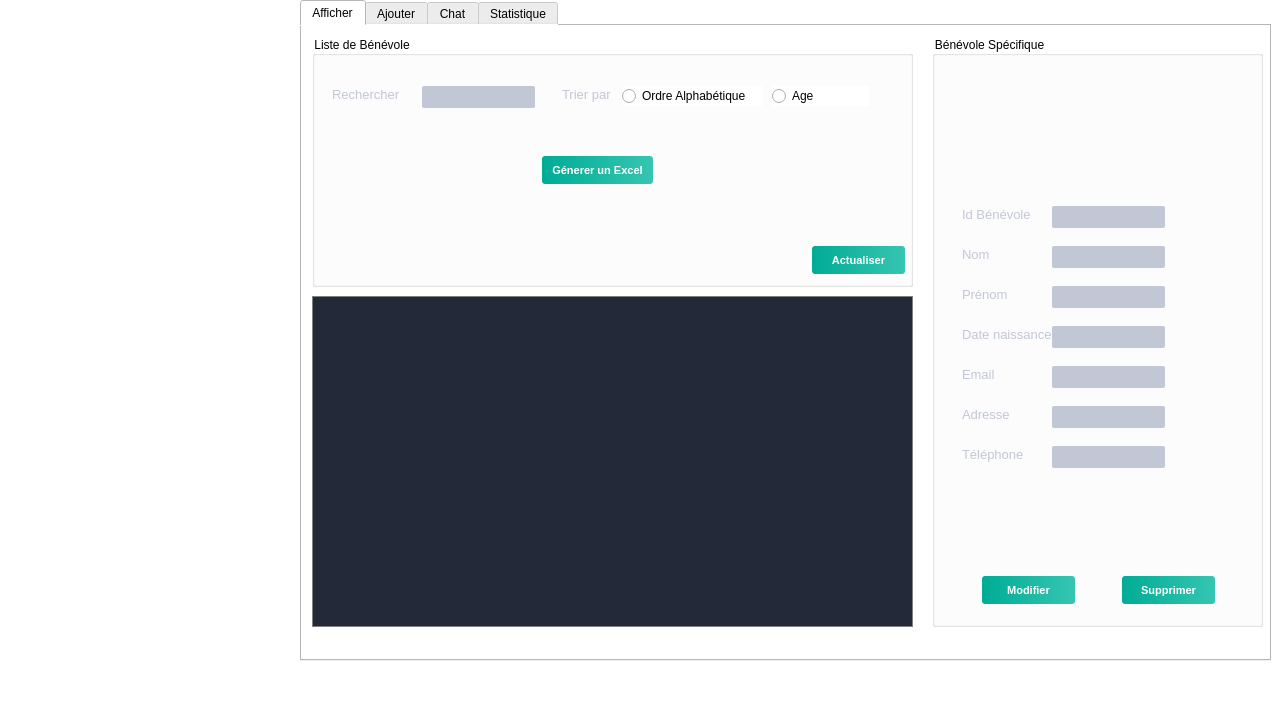
Before: the Qt Designer form mainwindow.ui in AlaBelgacem/SmartAid-2A1, drawn with Qt 5.
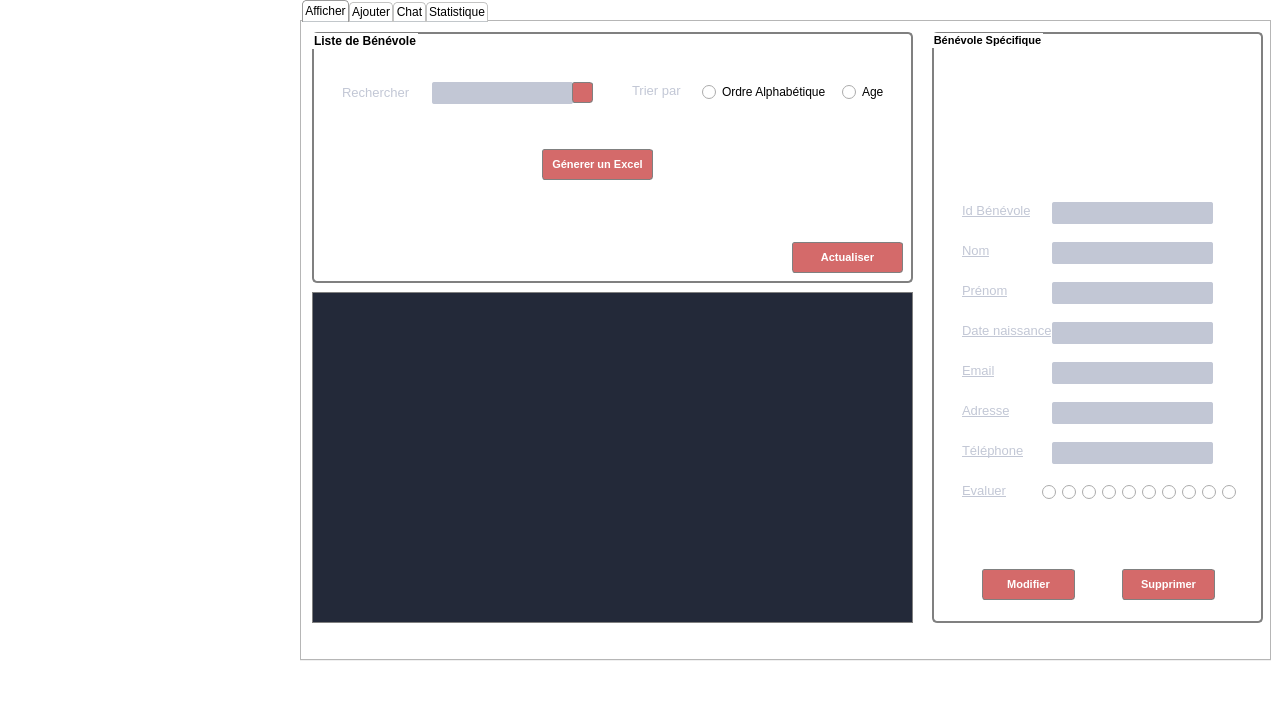
After: the same form once the commit is applied. The open tabs and pages were chosen to show the change. Icons and pictures are not drawn.

```diff
--- a/mainwindow.ui
+++ b/mainwindow.ui
@@ -656,6 +656,42 @@
         <height>661</height>
        </rect>
       </property>
+      <property name="styleSheet">
+       <string notr="true">
+ 
+ QTabWidget::tab-bar {
+     left: 2px; /* move to the right by 5px */
+ }
+ 
+ /* Style the tab using the tab sub-control. Note that
+     it reads QTabBar _not_ QTabWidget */
+ QTabBar::tab {
+     background: qlineargradient(x1: 0, y1: 0, x2: 0, y2: 1,
+                                 stop: 0 #E1E1E1, stop: 0.4 #DDDDDD,
+                                 stop: 0.5 #D8D8D8, stop: 1.0 #D3D3D3);
+     border: 0.5px solid #C4C4C3;
+  border-bottom-color: #C2C7CB; /* same as the pane color */
+     border-top-left-radius: 4px;
+     border-top-right-radius: 4px;
+     min-width: 8ex;
+     padding: 2px;
+ }
+ 
+ QTabBar::tab:selected, QTabBar::tab:hover {
+     background: qlineargradient(x1: 0, y1: 0, x2: 0, y2: 1,
+                                 stop: 0 #fafafa, stop: 0.4 #f4f4f4,
+                                 stop: 0.5 #e7e7e7, stop: 1.0 #fafafa);
+ }
+ 
+ QTabBar::tab:selected {
+     border-color: #9B9B9B;
+     border-bottom-color: #C2C7CB; /* same as pane color */
+ }
+ 
+ QTabBar::tab:!selected {
+     margin-top: 2px; /* make non-selected tabs look smaller */
+ }</string>
+      </property>
       <property name="currentIndex">
        <number>1</number>
       </property>
@@ -672,18 +708,243 @@
           <height>251</height>
          </rect>
         </property>
+        <property name="font">
+         <font>
+          <weight>75</weight>
+          <bold>true</bold>
+         </font>
+        </property>
+        <property name="styleSheet">
+         <string notr="true"> QGroupBox {
+     background-color: qlineargradient(x1: 0, y1: 0, x2: 0, y2: 1,
+                                       stop: 0 #E0E0E0, stop: 1 #FFFFFF);
+     border: 2px solid gray;
+     border-radius: 5px;
+     margin-top: 1ex; /* leave space at the top for the title */
+ }
+
+ </string>
+        </property>
         <property name="title">
          <string>Liste de Bénévole</string>
         </property>
         <widget class="QLabel" name="label_5">
          <property name="geometry">
           <rect>
-           <x>20</x>
+           <x>30</x>
            <y>50</y>
            <width>71</width>
-           <height>16</height>
+           <height>21</height>
           </rect>
          </property>
+         <property name="palette">
+          <palette>
+           <active>
+            <colorrole role="WindowText">
+             <brush brushstyle="SolidPattern">
+              <color alpha="255">
+               <red>0</red>
+               <green>0</green>
+               <blue>0</blue>
+              </color>
+             </brush>
+            </colorrole>
+            <colorrole role="Button">
+             <brush brushstyle="SolidPattern">
+              <color alpha="0">
+               <red>0</red>
+               <green>0</green>
+               <blue>0</blue>
+              </color>
+             </brush>
+            </colorrole>
+            <colorrole role="Text">
+             <brush brushstyle="SolidPattern">
+              <color alpha="255">
+               <red>8</red>
+               <green>8</green>
+               <blue>9</blue>
+              </color>
+             </brush>
+            </colorrole>
+            <colorrole role="ButtonText">
+             <brush brushstyle="SolidPattern">
+              <color alpha="255">
+               <red>0</red>
+               <green>0</green>
+               <blue>0</blue>
+              </color>
+             </brush>
+            </colorrole>
+            <colorrole role="Base">
+             <brush brushstyle="SolidPattern">
+              <color alpha="0">
+               <red>0</red>
+               <green>0</green>
+               <blue>0</blue>
+              </color>
+             </brush>
+            </colorrole>
+            <colorrole role="Window">
+             <brush brushstyle="SolidPattern">
+              <color alpha="0">
+               <red>0</red>
+               <green>0</green>
+               <blue>0</blue>
+              </color>
+             </brush>
+            </colorrole>
+            <colorrole role="PlaceholderText">
+             <brush brushstyle="SolidPattern">
+              <color alpha="128">
+               <red>8</red>
+               <green>8</green>
+               <blue>9</blue>
+              </color>
+             </brush>
+            </colorrole>
+           </active>
+           <inactive>
+            <colorrole role="WindowText">
+             <brush brushstyle="SolidPattern">
+              <color alpha="255">
+               <red>0</red>
+               <green>0</green>
+               <blue>0</blue>
+              </color>
+             </brush>
+            </colorrole>
+            <colorrole role="Button">
+             <brush brushstyle="SolidPattern">
+              <color alpha="0">
+               <red>0</red>
+               <green>0</green>
+               <blue>0</blue>
+              </color>
+             </brush>
+            </colorrole>
+            <colorrole role="Text">
+             <brush brushstyle="SolidPattern">
+              <color alpha="255">
+               <red>8</red>
+               <green>8</green>
+               <blue>9</blue>
+              </color>
+             </brush>
+            </colorrole>
+            <colorrole role="ButtonText">
+             <brush brushstyle="SolidPattern">
+              <color alpha="255">
+               <red>0</red>
+               <green>0</green>
+               <blue>0</blue>
+              </color>
+             </brush>
+            </colorrole>
+            <colorrole role="Base">
+             <brush brushstyle="SolidPattern">
+              <color alpha="0">
+               <red>0</red>
+               <green>0</green>
+               <blue>0</blue>
+              </color>
+             </brush>
+            </colorrole>
+            <colorrole role="Window">
+             <brush brushstyle="SolidPattern">
+              <color alpha="0">
+               <red>0</red>
+               <green>0</green>
+               <blue>0</blue>
+              </color>
+             </brush>
+            </colorrole>
+            <colorrole role="PlaceholderText">
+             <brush brushstyle="SolidPattern">
+              <color alpha="128">
+               <red>8</red>
+               <green>8</green>
+               <blue>9</blue>
+              </color>
+             </brush>
+            </colorrole>
+           </inactive>
+           <disabled>
+            <colorrole role="WindowText">
+             <brush brushstyle="SolidPattern">
+              <color alpha="255">
+               <red>194</red>
+               <green>199</green>
+               <blue>213</blue>
+              </color>
+             </brush>
+            </colorrole>
+            <colorrole role="Button">
+             <brush brushstyle="SolidPattern">
+              <color alpha="0">
+               <red>0</red>
+               <green>0</green>
+               <blue>0</blue>
+              </color>
+             </brush>
+            </colorrole>
+            <colorrole role="Text">
+             <brush brushstyle="SolidPattern">
+              <color alpha="255">
+               <red>0</red>
+               <green>0</green>
+               <blue>0</blue>
+              </color>
+             </brush>
+            </colorrole>
+            <colorrole role="ButtonText">
+             <brush brushstyle="SolidPattern">
+              <color alpha="255">
+               <red>194</red>
+               <green>199</green>
+               <blue>213</blue>
+              </color>
+             </brush>
+            </colorrole>
+            <colorrole role="Base">
+             <brush brushstyle="SolidPattern">
+              <color alpha="0">
+               <red>0</red>
+               <green>0</green>
+               <blue>0</blue>
+              </color>
+             </brush>
+            </colorrole>
+            <colorrole role="Window">
+             <brush brushstyle="SolidPattern">
+              <color alpha="0">
+               <red>0</red>
+               <green>0</green>
+               <blue>0</blue>
+              </color>
+             </brush>
+            </colorrole>
+            <colorrole role="PlaceholderText">
+             <brush brushstyle="SolidPattern">
+              <color alpha="128">
+               <red>0</red>
+               <green>0</green>
+               <blue>0</blue>
+              </color>
+             </brush>
+            </colorrole>
+           </disabled>
+          </palette>
+         </property>
+         <property name="frameShape">
+          <enum>QFrame::NoFrame</enum>
+         </property>
+         <property name="frameShadow">
+          <enum>QFrame::Plain</enum>
+         </property>
+         <property name="lineWidth">
+          <number>1</number>
+         </property>
          <property name="text">
           <string>Rechercher</string>
          </property>
@@ -691,17 +952,26 @@
         <widget class="QLineEdit" name="lineEdit">
          <property name="geometry">
           <rect>
-           <x>110</x>
+           <x>120</x>
            <y>50</y>
-           <width>113</width>
+           <width>141</width>
            <height>22</height>
           </rect>
          </property>
+         <property name="styleSheet">
+          <string notr="true">/* QLineEdit {
+     border: 2px solid gray;
+     border-radius: 10px;
+     padding: 0 8px;
+     background: #c2c2c2;
+     selection-background-color: darkgray;
+ }</string>
+         </property>
         </widget>
         <widget class="QLabel" name="label_6">
          <property name="geometry">
           <rect>
-           <x>250</x>
+           <x>320</x>
            <y>50</y>
            <width>56</width>
            <height>16</height>
@@ -714,7 +984,7 @@
         <widget class="QRadioButton" name="radioButton">
          <property name="geometry">
           <rect>
-           <x>310</x>
+           <x>390</x>
            <y>50</y>
            <width>141</width>
            <height>20</height>
@@ -724,28 +994,31 @@
           <string>Ordre Alphabétique</string>
          </property>
         </widget>
-        <widget class="QRadioButton" name="radioButton_2">
-         <property name="geometry">
-          <rect>
-           <x>460</x>
-           <y>50</y>
-           <width>97</width>
-           <height>20</height>
-          </rect>
-         </property>
-         <property name="text">
-          <string>Age</string>
-         </property>
-        </widget>
         <widget class="QPushButton" name="pushButton">
          <property name="geometry">
           <rect>
            <x>230</x>
-           <y>120</y>
+           <y>117</y>
            <width>111</width>
-           <height>28</height>
+           <height>31</height>
           </rect>
          </property>
+         <property name="styleSheet">
+          <string notr="true">QPushButton{
+  background-color: #D46A6A;
+     border-style: allset;
+     border-width: 2px;
+     border-radius: 3px;
+     border: 1px solid grey;
+     font: bold 11px;
+     min-width: 5em;
+     padding: 3px;
+}
+ QPushButton:pressed {
+     background-color: qlineargradient(x1: 0, y1: 0, x2: 0, y2: 1,
+                                       stop: 0 #dadbde, stop: 1 #f6f7fa);
+ }</string>
+         </property>
          <property name="text">
           <string>Génerer un Excel</string>
          </property>
@@ -753,16 +1026,65 @@
         <widget class="QPushButton" name="pushButton_6">
          <property name="geometry">
           <rect>
-           <x>500</x>
+           <x>480</x>
            <y>210</y>
-           <width>93</width>
-           <height>28</height>
+           <width>111</width>
+           <height>31</height>
           </rect>
          </property>
+         <property name="styleSheet">
+          <string notr="true">QPushButton{
+  background-color: #D46A6A;
+     border-style: allset;
+     border-width: 2px;
+     border-radius: 3px;
+     border: 1px solid grey;
+     font: bold 11px;
+     min-width: 5em;
+     padding: 3px;
+}
+ QPushButton:pressed {
+     background-color: qlineargradient(x1: 0, y1: 0, x2: 0, y2: 1,
+                                       stop: 0 #dadbde, stop: 1 #f6f7fa);
+ }</string>
+         </property>
          <property name="text">
           <string>Actualiser</string>
          </property>
         </widget>
+        <widget class="QPushButton" name="pushButton_3">
+         <property name="geometry">
+          <rect>
+           <x>260</x>
+           <y>50</y>
+           <width>21</width>
+           <height>21</height>
+          </rect>
+         </property>
+         <property name="styleSheet">
+          <string notr="true">QPushButton{
+color:white;
+border:1px solid grey;
+background-color:#D46A6A;
+}</string>
+         </property>
+         <property name="text">
+          <string/>
+         </property>
+        </widget>
+        <widget class="QRadioButton" name="radioButton_2">
+         <property name="geometry">
+          <rect>
+           <x>530</x>
+           <y>50</y>
+           <width>61</width>
+           <height>20</height>
+          </rect>
+         </property>
+         <property name="text">
+          <string>Age</string>
+         </property>
+        </widget>
        </widget>
        <widget class="QGroupBox" name="groupBox_2">
         <property name="geometry">
@@ -773,6 +1095,22 @@
           <height>591</height>
          </rect>
         </property>
+        <property name="font">
+         <font>
+          <pointsize>8</pointsize>
+          <weight>75</weight>
+          <bold>true</bold>
+         </font>
+        </property>
+        <property name="styleSheet">
+         <string notr="true"> QGroupBox {
+     background-color: qlineargradient(x1: 0, y1: 0, x2: 0, y2: 1,
+                                       stop: 0 #E0E0E0, stop: 1 #FFFFFF);
+     border: 2px solid gray;
+     border-radius: 5px;
+     margin-top: 1ex; /* leave space at the top for the title */
+ }</string>
+        </property>
         <property name="title">
          <string>Bénévole Spécifique</string>
         </property>
@@ -785,6 +1123,12 @@
            <height>16</height>
           </rect>
          </property>
+         <property name="font">
+          <font>
+           <pointsize>-1</pointsize>
+           <underline>true</underline>
+          </font>
+         </property>
          <property name="text">
           <string>Nom</string>
          </property>
@@ -798,6 +1142,12 @@
            <height>16</height>
           </rect>
          </property>
+         <property name="font">
+          <font>
+           <pointsize>-1</pointsize>
+           <underline>true</underline>
+          </font>
+         </property>
          <property name="text">
           <string>Prénom</string>
          </property>
@@ -811,6 +1161,12 @@
            <height>16</height>
           </rect>
          </property>
+         <property name="font">
+          <font>
+           <pointsize>-1</pointsize>
+           <underline>true</underline>
+          </font>
+         </property>
          <property name="text">
           <string>Date naissance</string>
          </property>
@@ -824,6 +1180,12 @@
            <height>16</height>
           </rect>
          </property>
+         <property name="font">
+          <font>
+           <pointsize>-1</pointsize>
+           <underline>true</underline>
+          </font>
+         </property>
          <property name="text">
           <string>Email</string>
          </property>
@@ -837,6 +1199,12 @@
            <height>16</height>
           </rect>
          </property>
+         <property name="font">
+          <font>
+           <pointsize>-1</pointsize>
+           <underline>true</underline>
+          </font>
+         </property>
          <property name="text">
           <string>Adresse</string>
          </property>
@@ -850,6 +1218,12 @@
            <height>16</height>
           </rect>
          </property>
+         <property name="font">
+          <font>
+           <pointsize>-1</pointsize>
+           <underline>true</underline>
+          </font>
+         </property>
          <property name="text">
           <string>Téléphone</string>
          </property>
@@ -863,6 +1237,217 @@
            <height>16</height>
           </rect>
          </property>
+         <property name="palette">
+          <palette>
+           <active>
+            <colorrole role="WindowText">
+             <brush brushstyle="SolidPattern">
+              <color alpha="255">
+               <red>194</red>
+               <green>199</green>
+               <blue>213</blue>
+              </color>
+             </brush>
+            </colorrole>
+            <colorrole role="Button">
+             <brush brushstyle="SolidPattern">
+              <color alpha="0">
+               <red>0</red>
+               <green>0</green>
+               <blue>0</blue>
+              </color>
+             </brush>
+            </colorrole>
+            <colorrole role="Text">
+             <brush brushstyle="SolidPattern">
+              <color alpha="255">
+               <red>194</red>
+               <green>199</green>
+               <blue>213</blue>
+              </color>
+             </brush>
+            </colorrole>
+            <colorrole role="ButtonText">
+             <brush brushstyle="SolidPattern">
+              <color alpha="255">
+               <red>194</red>
+               <green>199</green>
+               <blue>213</blue>
+              </color>
+             </brush>
+            </colorrole>
+            <colorrole role="Base">
+             <brush brushstyle="SolidPattern">
+              <color alpha="0">
+               <red>0</red>
+               <green>0</green>
+               <blue>0</blue>
+              </color>
+             </brush>
+            </colorrole>
+            <colorrole role="Window">
+             <brush brushstyle="SolidPattern">
+              <color alpha="0">
+               <red>0</red>
+               <green>0</green>
+               <blue>0</blue>
+              </color>
+             </brush>
+            </colorrole>
+            <colorrole role="PlaceholderText">
+             <brush brushstyle="NoBrush">
+              <color alpha="128">
+               <red>194</red>
+               <green>199</green>
+               <blue>213</blue>
+              </color>
+             </brush>
+            </colorrole>
+           </active>
+           <inactive>
+            <colorrole role="WindowText">
+             <brush brushstyle="SolidPattern">
+              <color alpha="255">
+               <red>194</red>
+               <green>199</green>
+               <blue>213</blue>
+              </color>
+             </brush>
+            </colorrole>
+            <colorrole role="Button">
+             <brush brushstyle="SolidPattern">
+              <color alpha="0">
+               <red>0</red>
+               <green>0</green>
+               <blue>0</blue>
+              </color>
+             </brush>
+            </colorrole>
+            <colorrole role="Text">
+             <brush brushstyle="SolidPattern">
+              <color alpha="255">
+               <red>194</red>
+               <green>199</green>
+               <blue>213</blue>
+              </color>
+             </brush>
+            </colorrole>
+            <colorrole role="ButtonText">
+             <brush brushstyle="SolidPattern">
+              <color alpha="255">
+               <red>194</red>
+               <green>199</green>
+               <blue>213</blue>
+              </color>
+             </brush>
+            </colorrole>
+            <colorrole role="Base">
+             <brush brushstyle="SolidPattern">
+              <color alpha="0">
+               <red>0</red>
+               <green>0</green>
+               <blue>0</blue>
+              </color>
+             </brush>
+            </colorrole>
+            <colorrole role="Window">
+             <brush brushstyle="SolidPattern">
+              <color alpha="0">
+               <red>0</red>
+               <green>0</green>
+               <blue>0</blue>
+              </color>
+             </brush>
+            </colorrole>
+            <colorrole role="PlaceholderText">
+             <brush brushstyle="NoBrush">
+              <color alpha="128">
+               <red>194</red>
+               <green>199</green>
+               <blue>213</blue>
+              </color>
+             </brush>
+            </colorrole>
+           </inactive>
+           <disabled>
+            <colorrole role="WindowText">
+             <brush brushstyle="SolidPattern">
+              <color alpha="255">
+               <red>194</red>
+               <green>199</green>
+               <blue>213</blue>
+              </color>
+             </brush>
+            </colorrole>
+            <colorrole role="Button">
+             <brush brushstyle="SolidPattern">
+              <color alpha="0">
+               <red>0</red>
+               <green>0</green>
+               <blue>0</blue>
+              </color>
+             </brush>
+            </colorrole>
+            <colorrole role="Text">
+             <brush brushstyle="SolidPattern">
+              <color alpha="255">
+               <red>194</red>
+               <green>199</green>
+               <blue>213</blue>
+              </color>
+             </brush>
+            </colorrole>
+            <colorrole role="ButtonText">
+             <brush brushstyle="SolidPattern">
+              <color alpha="255">
+               <red>194</red>
+               <green>199</green>
+               <blue>213</blue>
+              </color>
+             </brush>
+            </colorrole>
+            <colorrole role="Base">
+             <brush brushstyle="SolidPattern">
+              <color alpha="0">
+               <red>0</red>
+               <green>0</green>
+               <blue>0</blue>
+              </color>
+             </brush>
+            </colorrole>
+            <colorrole role="Window">
+             <brush brushstyle="SolidPattern">
+              <color alpha="0">
+               <red>0</red>
+               <green>0</green>
+               <blue>0</blue>
+              </color>
+             </brush>
+            </colorrole>
+            <colorrole role="PlaceholderText">
+             <brush brushstyle="NoBrush">
+              <color alpha="128">
+               <red>194</red>
+               <green>199</green>
+               <blue>213</blue>
+              </color>
+             </brush>
+            </colorrole>
+           </disabled>
+          </palette>
+         </property>
+         <property name="font">
+          <font>
+           <pointsize>-1</pointsize>
+           <underline>true</underline>
+          </font>
+         </property>
+         <property name="styleSheet">
+          <string notr="true"> QFrame, QLabel, QToolTip {
+font-color:#black
+     
+ }</string>
+         </property>
          <property name="text">
           <string>Id Bénévole</string>
          </property>
@@ -872,10 +1457,19 @@
           <rect>
            <x>120</x>
            <y>210</y>
-           <width>113</width>
+           <width>161</width>
            <height>22</height>
           </rect>
          </property>
+         <property name="styleSheet">
+          <string notr="true">/* QLineEdit {
+     border: 2px solid gray;
+     border-radius: 10px;
+     padding: 0 8px;
+     background: #c2c2c2;
+     selection-background-color: darkgray;
+ }</string>
+         </property>
          <property name="readOnly">
           <bool>false</bool>
          </property>
@@ -885,10 +1479,19 @@
           <rect>
            <x>120</x>
            <y>250</y>
-           <width>113</width>
+           <width>161</width>
            <height>22</height>
           </rect>
          </property>
+         <property name="styleSheet">
+          <string notr="true">/* QLineEdit {
+     border: 2px solid gray;
+     border-radius: 10px;
+     padding: 0 8px;
+     background: #c2c2c2;
+     selection-background-color: darkgray;
+ }</string>
+         </property>
          <property name="readOnly">
           <bool>false</bool>
          </property>
@@ -898,10 +1501,19 @@
           <rect>
            <x>120</x>
            <y>330</y>
-           <width>113</width>
+           <width>161</width>
            <height>22</height>
           </rect>
          </property>
+         <property name="styleSheet">
+          <string notr="true">/* QLineEdit {
+     border: 2px solid gray;
+     border-radius: 10px;
+     padding: 0 8px;
+     background: #c2c2c2;
+     selection-background-color: darkgray;
+ }</string>
+         </property>
          <property name="readOnly">
           <bool>false</bool>
          </property>
@@ -911,10 +1523,19 @@
           <rect>
            <x>120</x>
            <y>370</y>
-           <width>113</width>
+           <width>161</width>
            <height>22</height>
           </rect>
          </property>
+         <property name="styleSheet">
+          <string notr="true">/* QLineEdit {
+     border: 2px solid gray;
+     border-radius: 10px;
+     padding: 0 8px;
+     background: #c2c2c2;
+     selection-background-color: darkgray;
+ }</string>
+         </property>
          <property name="readOnly">
           <bool>false</bool>
          </property>
@@ -924,10 +1545,19 @@
           <rect>
            <x>120</x>
            <y>410</y>
-           <width>113</width>
+           <width>161</width>
            <height>22</height>
           </rect>
          </property>
+         <property name="styleSheet">
+          <string notr="true">/* QLineEdit {
+     border: 2px solid gray;
+     border-radius: 10px;
+     padding: 0 8px;
+     background: #c2c2c2;
+     selection-background-color: darkgray;
+ }</string>
+         </property>
          <property name="readOnly">
           <bool>false</bool>
          </property>
@@ -937,23 +1567,50 @@
           <rect>
            <x>120</x>
            <y>170</y>
-           <width>113</width>
+           <width>161</width>
            <height>22</height>
           </rect>
          </property>
+         <property name="styleSheet">
+          <string notr="true">/* QLineEdit {
+     border: 2px solid gray;
+     border-radius: 10px;
+     padding: 0 8px;
+     background: #c2c2c2;
+     selection-background-color: darkgray;
+ }</string>
+         </property>
          <property name="readOnly">
           <bool>true</bool>
          </property>
         </widget>
-        <widget class="QPushButton" name="pushButton_3">
+        <widget class="QPushButton" name="pushButton_modifier">
          <property name="geometry">
           <rect>
            <x>50</x>
-           <y>540</y>
+           <y>537</y>
            <width>93</width>
-           <height>28</height>
+           <height>31</height>
           </rect>
          </property>
+         <property name="styleSheet">
+          <string notr="true">QPushButton{
+  background-color: #D46A6A;
+     border-style: outset;
+     border-width: 2px;
+     border-radius: 3px;
+     border:1px solid grey;
+     font: bold 11px;
+     min-width: 5em;
+     padding: 3px;
+
+
+
+} QPushButton:pressed {
+     background-color: qlineargradient(x1: 0, y1: 0, x2: 0, y2: 1,
+                                       stop: 0 #dadbde, stop: 1 #f6f7fa);
+ }</string>
+         </property>
          <property name="text">
           <string>Modifier</string>
          </property>
@@ -962,11 +1619,29 @@
          <property name="geometry">
           <rect>
            <x>190</x>
-           <y>540</y>
+           <y>537</y>
            <width>93</width>
-           <height>28</height>
+           <height>31</height>
           </rect>
          </property>
+         <property name="styleSheet">
+          <string notr="true">QPushButton{
+  background-color: #D46A6A;
+     border-style: outset;
+     border-width: 2px;
+     border-radius: 3px;
+    border:1px solid grey;
+     font: bold 11px;
+     min-width: 5em;
+     padding: 3px;
+
+
+
+} QPushButton:pressed {
+     background-color: qlineargradient(x1: 0, y1: 0, x2: 0, y2: 1,
+                                       stop: 0 #dadbde, stop: 1 #f6f7fa);
+ }</string>
+         </property>
          <property name="text">
           <string>Supprimer</string>
          </property>
@@ -976,9 +1651,204 @@
           <rect>
            <x>120</x>
            <y>290</y>
-           <width>113</width>
+           <width>161</width>
            <height>22</height>
           </rect>
+         </property>
+         <property name="styleSheet">
+          <string notr="true">/* QLineEdit {
+     border: 2px solid gray;
+     border-radius: 10px;
+     padding: 0 8px;
+     background: #c2c2c2;
+     selection-background-color: darkgray;
+ }</string>
+         </property>
+        </widget>
+        <widget class="QLabel" name="label_20">
+         <property name="geometry">
+          <rect>
+           <x>30</x>
+           <y>450</y>
+           <width>56</width>
+           <height>16</height>
+          </rect>
+         </property>
+         <property name="font">
+          <font>
+           <family>MS Shell Dlg 2</family>
+           <pointsize>-1</pointsize>
+           <underline>true</underline>
+          </font>
+         </property>
+         <property name="text">
+          <string>Evaluer</string>
+         </property>
+        </widget>
+        <widget class="QRadioButton" name="radioButton_3">
+         <property name="geometry">
+          <rect>
+           <x>270</x>
+           <y>450</y>
+           <width>21</width>
+           <height>20</height>
+          </rect>
+         </property>
+         <property name="text">
+          <string/>
+         </property>
+        </widget>
+        <widget class="QRadioButton" name="radioButton_4">
+         <property name="geometry">
+          <rect>
+           <x>110</x>
+           <y>450</y>
+           <width>21</width>
+           <height>20</height>
+          </rect>
+         </property>
+         <property name="styleSheet">
+          <string notr="true"> QRadioButton::indicator::checked {
+     image: url(:/images/radiobutton_checked.png);
+ }</string>
+         </property>
+         <property name="text">
+          <string/>
+         </property>
+        </widget>
+        <widget class="QRadioButton" name="radioButton_5">
+         <property name="geometry">
+          <rect>
+           <x>130</x>
+           <y>450</y>
+           <width>21</width>
+           <height>20</height>
+          </rect>
+         </property>
+         <property name="styleSheet">
+          <string notr="true"> QRadioButton::indicator::checked {
+     image: url(:/images/radiobutton_checked.png);
+ }</string>
+         </property>
+         <property name="text">
+          <string/>
+         </property>
+        </widget>
+        <widget class="QRadioButton" name="radioButton_6">
+         <property name="geometry">
+          <rect>
+           <x>150</x>
+           <y>450</y>
+           <width>21</width>
+           <height>20</height>
+          </rect>
+         </property>
+         <property name="styleSheet">
+          <string notr="true"> QRadioButton::indicator::checked {
+     image: url(:/images/radiobutton_checked.png);
+ }</string>
+         </property>
+         <property name="text">
+          <string/>
+         </property>
+        </widget>
+        <widget class="QRadioButton" name="radioButton_7">
+         <property name="geometry">
+          <rect>
+           <x>170</x>
+           <y>450</y>
+           <width>21</width>
+           <height>20</height>
+          </rect>
+         </property>
+         <property name="styleSheet">
+          <string notr="true"> QRadioButton::indicator::checked {
+     image: url(:/images/radiobutton_checked.png);
+ }</string>
+         </property>
+         <property name="text">
+          <string/>
+         </property>
+        </widget>
+        <widget class="QRadioButton" name="radioButton_8">
+         <property name="geometry">
+          <rect>
+           <x>190</x>
+           <y>450</y>
+           <width>21</width>
+           <height>20</height>
+          </rect>
+         </property>
+         <property name="text">
+          <string/>
+         </property>
+        </widget>
+        <widget class="QRadioButton" name="radioButton_9">
+         <property name="geometry">
+          <rect>
+           <x>210</x>
+           <y>450</y>
+           <width>21</width>
+           <height>20</height>
+          </rect>
+         </property>
+         <property name="text">
+          <string/>
+         </property>
+        </widget>
+        <widget class="QRadioButton" name="radioButton_10">
+         <property name="geometry">
+          <rect>
+           <x>230</x>
+           <y>450</y>
+           <width>21</width>
+           <height>20</height>
+          </rect>
+         </property>
+         <property name="text">
+          <string/>
+         </property>
+        </widget>
+        <widget class="QRadioButton" name="radioButton_11">
+         <property name="geometry">
+          <rect>
+           <x>250</x>
+           <y>450</y>
+           <width>16</width>
+           <height>20</height>
+          </rect>
+         </property>
+         <property name="text">
+          <string/>
+         </property>
+        </widget>
+        <widget class="QRadioButton" name="radioButton_12">
+         <property name="geometry">
+          <rect>
+           <x>290</x>
+           <y>450</y>
+           <width>21</width>
+           <height>20</height>
+          </rect>
+         </property>
+         <property name="text">
+          <string/>
+         </property>
+        </widget>
+        <widget class="QLabel" name="label_pic">
+         <property name="geometry">
+          <rect>
+           <x>20</x>
+           <y>30</y>
+           <width>131</width>
+           <height>121</height>
+          </rect>
+         </property>
+         <property name="styleSheet">
+          <string notr="true"/>
+         </property>
+         <property name="text">
+          <string/>
          </property>
         </widget>
        </widget>
@@ -991,6 +1861,12 @@
           <height>331</height>
          </rect>
         </property>
+        <property name="styleSheet">
+         <string notr="true"> QTableView {
+     selection-background-color: qlineargradient(x1: 0, y1: 0, x2: 0.5, y2: 0.5,
+                                 stop: 0 #FF92BB, stop: 1 white);
+ }</string>
+        </property>
        </widget>
       </widget>
       <widget class="QWidget" name="Ajouter">
```
Left out of the diff: 186 changed lines with no effect on the pictures.
